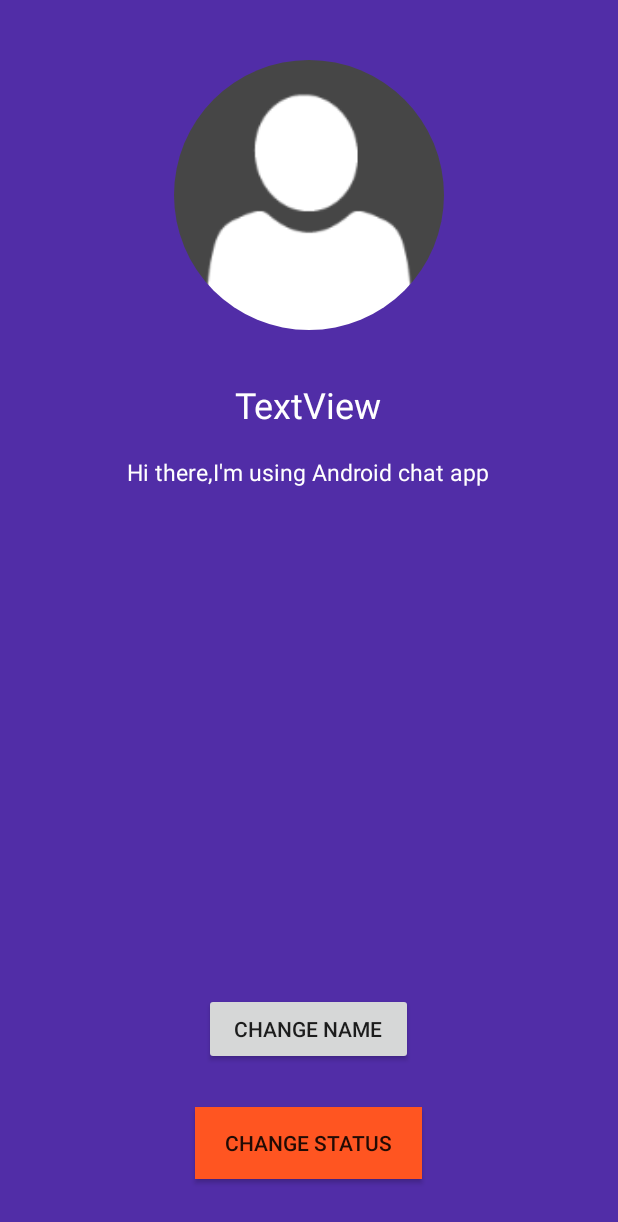
After one commit to SandeepTile/Android-Chat-App, an Android app: the SettingsActivity screen opened directly, with no data from a screen before it, on a phone screen of 412 x 824 dp. The commit adds this screen. Shown: the top 1222 px of the screen. Run offline under Robolectric (Android 15) with nearby library versions, the phone set to English and light mode, and no system bars; our stand-ins replace CircleImageView.

Commit message:
account settings 1/2

```diff
--- a/app/build.gradle
+++ b/app/build.gradle
@@ -23,11 +23,14 @@ dependencies {
     implementation 'com.android.support:appcompat-v7:27.1.0'
     implementation 'com.android.support:design:27.1.0'
     implementation 'com.android.support.constraint:constraint-layout:1.0.2'
-    implementation 'com.google.firebase:firebase-auth:11.6.0'
+    implementation 'com.google.firebase:firebase-auth:11.8.0'
     implementation 'com.android.support:support-v4:27.1.0'
+    implementation 'com.google.firebase:firebase-database:11.8.0'
     testImplementation 'junit:junit:4.12'
     androidTestImplementation 'com.android.support.test:runner:1.0.1'
     androidTestImplementation 'com.android.support.test.espresso:espresso-core:3.0.1'
+    compile 'de.hdodenhof:circleimageview:2.2.0'
+
 }
 
 apply plugin: 'com.google.gms.google-services'
--- a/app/src/main/AndroidManifest.xml
+++ b/app/src/main/AndroidManifest.xml
@@ -22,7 +22,8 @@
         <activity
             android:name=".RegisterActivity"
             android:parentActivityName=".StartActivity" />
-        <activity android:name=".LoginActivity"></activity>
+        <activity android:name=".LoginActivity" />
+        <activity android:name=".SettingsActivity"></activity>
     </application>
 
 </manifest>
--- /dev/null
+++ b/app/src/main/java/com/example/sandy/androidchatapp/SettingsActivity.java
@@ -0,0 +1,13 @@
+package com.example.sandy.androidchatapp;
+
+import android.support.v7.app.AppCompatActivity;
+import android.os.Bundle;
+
+public class SettingsActivity extends AppCompatActivity {
+
+    @Override
+    protected void onCreate(Bundle savedInstanceState) {
+        super.onCreate(savedInstanceState);
+        setContentView(R.layout.activity_settings);
+    }
+}
--- a/app/src/main/res/layout/activity_main.xml
+++ b/app/src/main/res/layout/activity_main.xml
@@ -14,7 +14,8 @@
         <android.support.design.widget.TabLayout
             android:id="@+id/main_tabs"
             android:layout_width="match_parent"
-            android:layout_height="wrap_content"></android.support.design.widget.TabLayout>
+            android:layout_height="wrap_content"
+            app:tabSelectedTextColor="@android:color/white"></android.support.design.widget.TabLayout>
 
     </android.support.design.widget.AppBarLayout>
 
--- /dev/null
+++ b/app/src/main/res/layout/activity_settings.xml
@@ -0,0 +1,65 @@
+<?xml version="1.0" encoding="utf-8"?>
+<RelativeLayout xmlns:android="http://schemas.android.com/apk/res/android"
+    xmlns:app="http://schemas.android.com/apk/res-auto"
+    xmlns:tools="http://schemas.android.com/tools"
+    android:layout_width="match_parent"
+    android:layout_height="match_parent"
+    android:background="@color/colorPrimaryDark"
+    tools:context=".SettingsActivity">
+
+    <de.hdodenhof.circleimageview.CircleImageView
+        android:id="@+id/settings_image"
+        android:layout_width="180dp"
+        android:layout_height="180dp"
+        android:layout_alignParentTop="true"
+        android:layout_centerHorizontal="true"
+        android:layout_marginTop="40dp"
+        android:src="@mipmap/defaultuser" />
+
+    <TextView
+        android:id="@+id/settings_display_name"
+        android:layout_width="wrap_content"
+        android:layout_height="wrap_content"
+        android:layout_alignParentTop="true"
+        android:layout_centerHorizontal="true"
+        android:layout_marginTop="253dp"
+        android:text="TextView"
+        android:textColor="@android:color/white"
+        android:textSize="24dp"
+        tools:text="Display Name" />
+
+    <TextView
+        android:id="@+id/settings_status"
+        android:layout_width="wrap_content"
+        android:layout_height="wrap_content"
+        android:layout_alignParentTop="true"
+        android:layout_centerHorizontal="true"
+        android:layout_marginTop="304dp"
+        android:text="Hi there,I'm using Android chat app"
+        android:textColor="@android:color/white"
+        android:textSize="15dp" />
+
+    <Button
+        android:id="@+id/settings_status_btn"
+        android:layout_width="wrap_content"
+        android:layout_height="wrap_content"
+        android:layout_alignParentBottom="true"
+        android:layout_centerHorizontal="true"
+        android:layout_marginBottom="38dp"
+        android:background="@color/colorAccent"
+        android:paddingLeft="20dp"
+        android:paddingRight="20dp"
+        android:text="change status" />
+
+    <Button
+        android:id="@+id/settings_image_btn"
+        android:layout_width="wrap_content"
+        android:layout_height="wrap_content"
+        android:layout_alignParentBottom="true"
+        android:layout_centerHorizontal="true"
+        android:layout_marginBottom="114dp"
+        android:paddingLeft="20dp"
+        android:paddingRight="20dp"
+        android:text="change name" />
+
+</RelativeLayout>
--- a/app/src/main/res/layout/app_bar_layout.xml
+++ b/app/src/main/res/layout/app_bar_layout.xml
@@ -1,9 +1,11 @@
 <?xml version="1.0" encoding="utf-8"?>
 <android.support.v7.widget.Toolbar xmlns:android="http://schemas.android.com/apk/res/android"
+    xmlns:app="http://schemas.android.com/apk/res-auto"
     android:id="@+id/main_app_bar"
     android:layout_width="match_parent"
     android:layout_height="wrap_content"
     android:background="@color/colorPrimary"
-    android:theme="@style/ThemeOverlay.AppCompat.ActionBar">
+    android:theme="@style/ThemeOverlay.AppCompat.ActionBar"
+    app:titleTextColor="@android:color/white">
 
 </android.support.v7.widget.Toolbar>
--- a/app/src/main/res/layout/fragment_chats.xml
+++ b/app/src/main/res/layout/fragment_chats.xml
@@ -9,6 +9,7 @@
     <TextView
         android:layout_width="match_parent"
         android:layout_height="match_parent"
-        android:text="chats fragment" />
+        android:text="chats fragment"
+        android:textSize="24dp" />
 
 </FrameLayout>
```
Also changed, not shown: app/src/main/java/com/example/sandy/androidchatapp/RegisterActivity.java (+31 -6 lines), app/src/main/res/mipmap-xhdpi/defaultuser.png (added).
